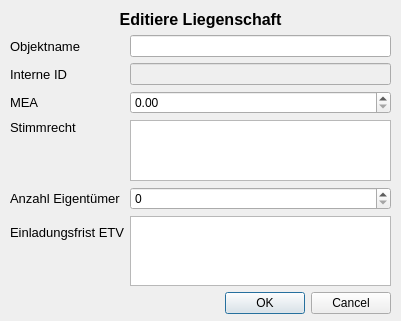
Before: the Qt Designer form propertysettings.ui in ealkenbrecher/ETVManager_old, drawn with Qt 5.
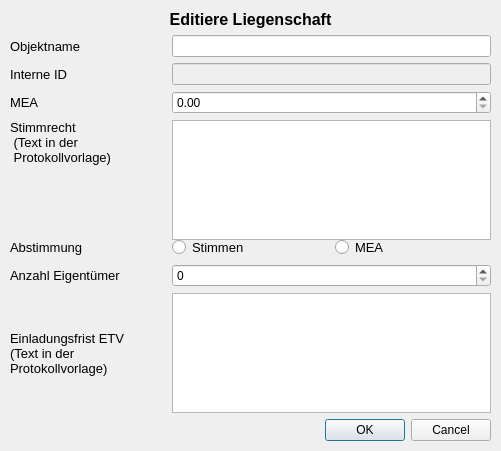
After: the same form once the commit is applied.

Commit message: edited layout: - more space for text fields - added checkboxes for voting types

Patch:
```diff
--- a/propertysettings.ui
+++ b/propertysettings.ui
@@ -6,8 +6,8 @@
    <rect>
     <x>0</x>
     <y>0</y>
-    <width>401</width>
-    <height>321</height>
+    <width>501</width>
+    <height>451</height>
    </rect>
   </property>
   <property name="windowTitle">
@@ -18,22 +18,30 @@
     <rect>
      <x>10</x>
      <y>10</y>
-     <width>381</width>
-     <height>304</height>
+     <width>481</width>
+     <height>431</height>
     </rect>
    </property>
    <layout class="QGridLayout" name="gridLayout">
-    <item row="4" column="1">
-     <widget class="QTextEdit" name="votingType">
-      <property name="acceptRichText">
-       <bool>false</bool>
+    <item row="5" column="2">
+     <widget class="QRadioButton" name="radioButton_2">
+      <property name="font">
+       <font>
+        <pointsize>10</pointsize>
+       </font>
+      </property>
+      <property name="text">
+       <string>MEA</string>
       </property>
      </widget>
     </item>
-    <item row="6" column="1" rowspan="2">
-     <widget class="QTextEdit" name="deadline">
-      <property name="acceptRichText">
-       <bool>false</bool>
+    <item row="9" column="0" colspan="3">
+     <widget class="QDialogButtonBox" name="buttonBox">
+      <property name="orientation">
+       <enum>Qt::Horizontal</enum>
+      </property>
+      <property name="standardButtons">
+       <set>QDialogButtonBox::Cancel|QDialogButtonBox::Ok</set>
       </property>
      </widget>
     </item>
@@ -45,7 +53,9 @@
        </font>
       </property>
       <property name="text">
-       <string>Stimmrecht</string>
+       <string>Stimmrecht
+ (Text in der
+ Protokollvorlage)</string>
       </property>
       <property name="alignment">
        <set>Qt::AlignLeading|Qt::AlignLeft|Qt::AlignTop</set>
@@ -64,27 +74,7 @@
       </property>
      </widget>
     </item>
-    <item row="8" column="0" colspan="2">
-     <widget class="QDialogButtonBox" name="buttonBox">
-      <property name="orientation">
-       <enum>Qt::Horizontal</enum>
-      </property>
-      <property name="standardButtons">
-       <set>QDialogButtonBox::Cancel|QDialogButtonBox::Ok</set>
-      </property>
-     </widget>
-    </item>
-    <item row="1" column="1">
-     <widget class="QLineEdit" name="propertyName"/>
-    </item>
-    <item row="3" column="1">
-     <widget class="QDoubleSpinBox" name="mea">
-      <property name="maximum">
-       <double>99999.990000000005239</double>
-      </property>
-     </widget>
-    </item>
-    <item row="0" column="0" colspan="2">
+    <item row="0" column="0" colspan="3">
      <widget class="QLabel" name="label_6">
       <property name="font">
        <font>
@@ -101,7 +91,7 @@
       </property>
      </widget>
     </item>
-    <item row="5" column="0">
+    <item row="6" column="0">
      <widget class="QLabel" name="label_3">
       <property name="font">
        <font>
@@ -125,7 +115,7 @@
       </property>
      </widget>
     </item>
-    <item row="6" column="0">
+    <item row="7" column="0" rowspan="2">
      <widget class="QLabel" name="label_7">
       <property name="font">
        <font>
@@ -133,11 +123,63 @@
        </font>
       </property>
       <property name="text">
-       <string>Einladungsfrist ETV</string>
+       <string>Einladungsfrist ETV
+(Text in der
+Protokollvorlage)</string>
       </property>
      </widget>
     </item>
-    <item row="2" column="1">
+    <item row="3" column="0">
+     <widget class="QLabel" name="label">
+      <property name="font">
+       <font>
+        <pointsize>10</pointsize>
+       </font>
+      </property>
+      <property name="text">
+       <string>MEA</string>
+      </property>
+     </widget>
+    </item>
+    <item row="4" column="1" colspan="2">
+     <widget class="QTextEdit" name="votingType">
+      <property name="minimumSize">
+       <size>
+        <width>0</width>
+        <height>120</height>
+       </size>
+      </property>
+      <property name="maximumSize">
+       <size>
+        <width>16777215</width>
+        <height>120</height>
+       </size>
+      </property>
+      <property name="acceptRichText">
+       <bool>false</bool>
+      </property>
+     </widget>
+    </item>
+    <item row="5" column="1">
+     <widget class="QRadioButton" name="radioButton">
+      <property name="font">
+       <font>
+        <pointsize>10</pointsize>
+       </font>
+      </property>
+      <property name="text">
+       <string>Stimmen</string>
+      </property>
+     </widget>
+    </item>
+    <item row="3" column="1" colspan="2">
+     <widget class="QDoubleSpinBox" name="mea">
+      <property name="maximum">
+       <double>99999.990000000005239</double>
+      </property>
+     </widget>
+    </item>
+    <item row="2" column="1" colspan="2">
      <widget class="QLineEdit" name="propertyId">
       <property name="enabled">
        <bool>false</bool>
@@ -147,25 +189,47 @@
       </property>
      </widget>
     </item>
-    <item row="3" column="0">
-     <widget class="QLabel" name="label">
-      <property name="font">
-       <font>
-        <pointsize>10</pointsize>
-       </font>
-      </property>
-      <property name="text">
-       <string>MEA</string>
-      </property>
-     </widget>
+    <item row="1" column="1" colspan="2">
+     <widget class="QLineEdit" name="propertyName"/>
     </item>
-    <item row="5" column="1">
+    <item row="6" column="1" colspan="2">
      <widget class="QSpinBox" name="ownerQuantity">
       <property name="maximum">
        <number>999</number>
       </property>
      </widget>
     </item>
+    <item row="7" column="1" rowspan="2" colspan="2">
+     <widget class="QTextEdit" name="deadline">
+      <property name="minimumSize">
+       <size>
+        <width>0</width>
+        <height>120</height>
+       </size>
+      </property>
+      <property name="maximumSize">
+       <size>
+        <width>16777215</width>
+        <height>120</height>
+       </size>
+      </property>
+      <property name="acceptRichText">
+       <bool>false</bool>
+      </property>
+     </widget>
+    </item>
+    <item row="5" column="0">
+     <widget class="QLabel" name="label_8">
+      <property name="font">
+       <font>
+        <pointsize>10</pointsize>
+       </font>
+      </property>
+      <property name="text">
+       <string>Abstimmung</string>
+      </property>
+     </widget>
+    </item>
    </layout>
   </widget>
  </widget>
```
